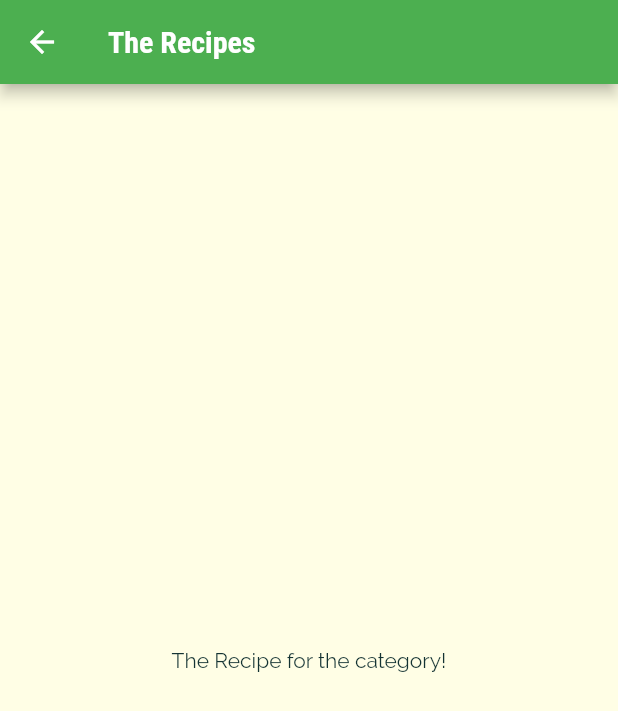
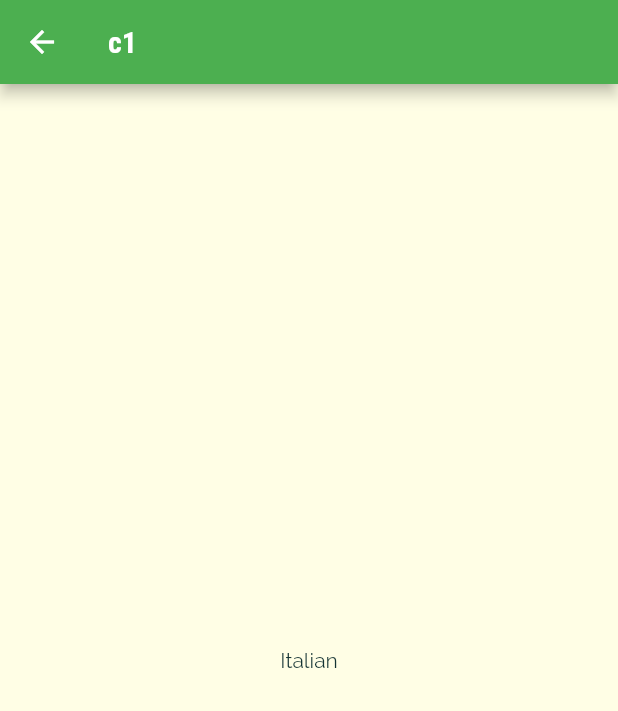
Before and after one commit to Tolulope05/tolu_meal, a Flutter app: the screen it shows after launch, after a tap on "Italian", on a phone screen of 412 x 824 dp. Shown: the top 711 px of the screen. Run offline on Flutter 3.47's test engine with Material 2 defaults, Android fonts, the phone set to English and light mode, and no system bars.

Commit message:
passed category screen data via constructors

```diff
--- a/lib/categories_screen.dart
+++ b/lib/categories_screen.dart
@@ -23,6 +23,7 @@ class CategoriesScreen extends StatelessWidget {
         children: DUMMY_CATEGORIES
             .map(
               (category) => CategoryItem(
+                category.id,
                 category.title,
                 category.color,
               ),
--- a/lib/category_item.dart
+++ b/lib/category_item.dart
@@ -2,9 +2,12 @@ import 'package:flutter/material.dart';
 import './category_meals_screen.dart';
 
 class CategoryItem extends StatelessWidget {
+  final String id;
   final String title;
   final Color color;
-  const CategoryItem(
+
+  CategoryItem(
+    this.id,
     this.title,
     this.color,
   );
@@ -12,7 +15,7 @@ class CategoryItem extends StatelessWidget {
     Navigator.of(ctx).push(
       MaterialPageRoute(
         builder: (_) {
-          return const CategoryMealsScreen();
+          return CategoryMealsScreen(id, title);
         },
       ),
     );
--- a/lib/category_meals_screen.dart
+++ b/lib/category_meals_screen.dart
@@ -1,16 +1,21 @@
 import 'package:flutter/material.dart';
 
 class CategoryMealsScreen extends StatelessWidget {
-  const CategoryMealsScreen({Key? key}) : super(key: key);
+  // const CategoryMealsScreen({Key? key}) : super(key: key);
+
+  final String categoryId;
+  final String categoryTitle;
+
+  CategoryMealsScreen(this.categoryId, this.categoryTitle);
 
   @override
   Widget build(BuildContext context) {
     return Scaffold(
       appBar: AppBar(
-        title: const Text('The Recipes'),
+        title: Text(categoryId),
       ),
-      body: const Center(
-        child: Text('The Recipe for the category!'),
+      body: Center(
+        child: Text(categoryTitle),
       ),
     );
   }
```
